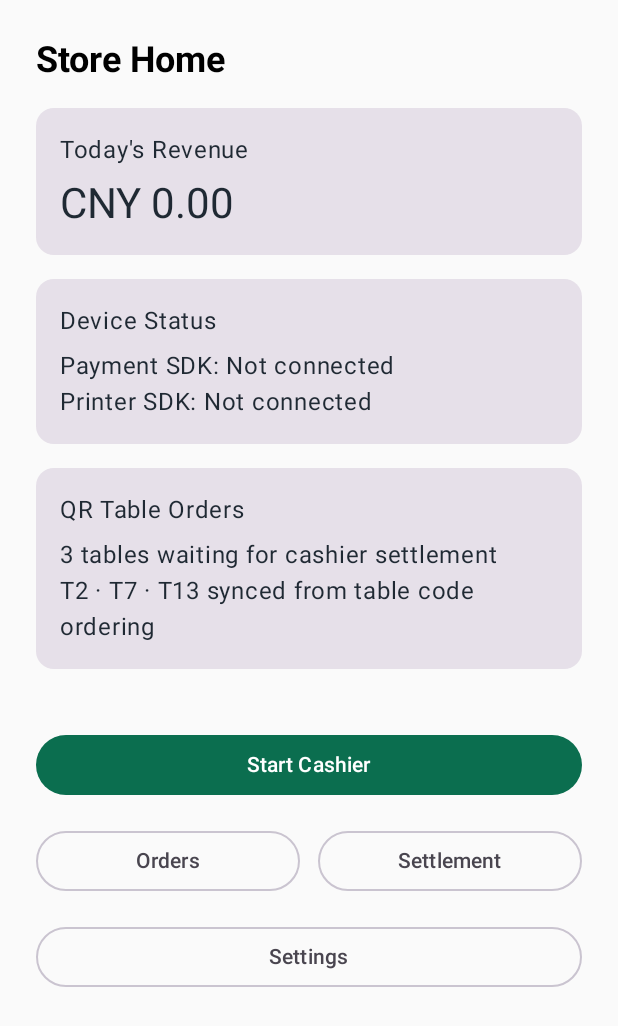
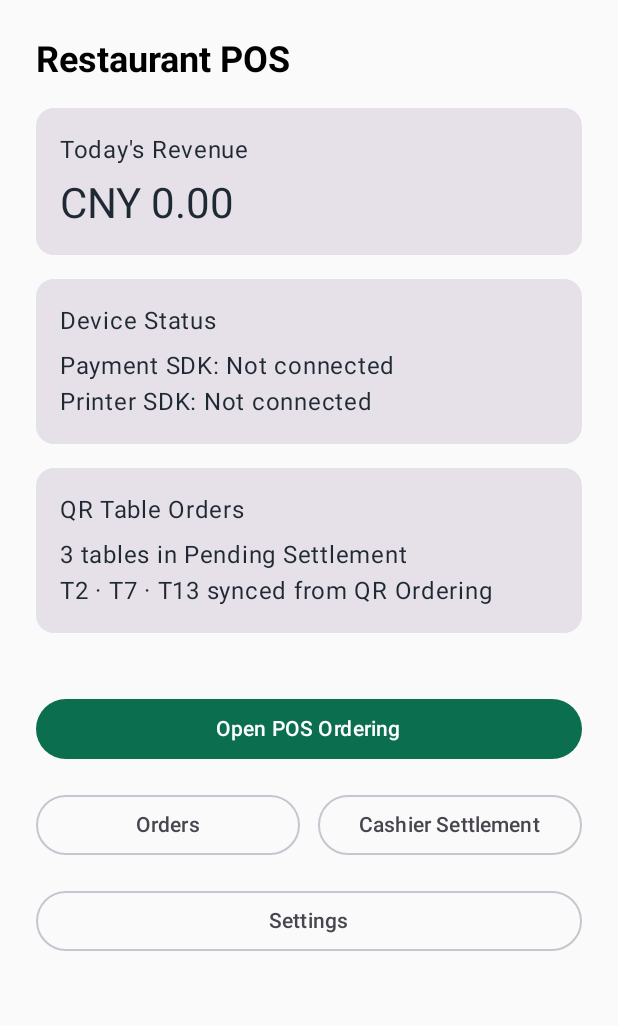
Before and after one commit to jeff0052/POS, an Android app built with Jetpack Compose: the HomeScreen screen opened through its navigation route, on a phone screen of 412 x 824 dp. Shown: the top 1026 px of the screen. Run offline under Robolectric (Android 15) with nearby library versions, the light colour scheme and no system bars; our stand-ins replace Dagger/Hilt's generated code.

Commit message:
docs: align native android cashier terminology

```diff
--- a/android-pos/app/src/main/java/com/developer/pos/ui/model/PaymentScenario.kt
+++ b/android-pos/app/src/main/java/com/developer/pos/ui/model/PaymentScenario.kt
@@ -23,7 +23,7 @@ data class PaymentScenario(
             promotionDiscountCents = 0L,
             payableAmountCents = payableAmountCents,
             giftItems = emptyList(),
-            headline = "Counter checkout"
+            headline = "Active table order ready for cashier settlement"
         )
 
         fun qrDemo(): PaymentScenario = PaymentScenario(
@@ -36,7 +36,7 @@ data class PaymentScenario(
             promotionDiscountCents = 200L,
             payableAmountCents = 9250L,
             giftItems = listOf("Peach Soda"),
-            headline = "QR table settlement"
+            headline = "QR table order ready for cashier settlement"
         )
     }
 }
--- a/android-pos/app/src/main/java/com/developer/pos/ui/screens/cashier/CashierScreen.kt
+++ b/android-pos/app/src/main/java/com/developer/pos/ui/screens/cashier/CashierScreen.kt
@@ -45,7 +45,7 @@ fun CashierScreen(
             horizontalArrangement = Arrangement.SpaceBetween
         ) {
             Text(
-                text = "Cashier",
+                text = "POS Ordering",
                 style = MaterialTheme.typography.headlineSmall,
                 fontWeight = FontWeight.Bold
             )
@@ -148,7 +148,7 @@ fun CashierScreen(
             modifier = Modifier.fillMaxWidth(),
             enabled = uiState.cartItems.isNotEmpty()
         ) {
-            Text("Proceed to Payment")
+            Text("Review Current Order")
         }
     }
 }
--- a/android-pos/app/src/main/java/com/developer/pos/ui/screens/home/HomeScreen.kt
+++ b/android-pos/app/src/main/java/com/developer/pos/ui/screens/home/HomeScreen.kt
@@ -32,7 +32,7 @@ fun HomeScreen(
         verticalArrangement = Arrangement.spacedBy(16.dp)
     ) {
         Text(
-            text = "Store Home",
+            text = "Restaurant POS",
             style = MaterialTheme.typography.headlineSmall,
             fontWeight = FontWeight.Bold
         )
@@ -55,8 +55,8 @@ fun HomeScreen(
             Column(modifier = Modifier.padding(16.dp)) {
                 Text("QR Table Orders")
                 Spacer(modifier = Modifier.height(6.dp))
-                Text("3 tables waiting for cashier settlement")
-                Text("T2 · T7 · T13 synced from table code ordering")
+                Text("3 tables in Pending Settlement")
+                Text("T2 · T7 · T13 synced from QR Ordering")
             }
         }
         Spacer(modifier = Modifier.height(8.dp))
@@ -64,7 +64,7 @@ fun HomeScreen(
             onClick = onStartCashier,
             modifier = Modifier.fillMaxWidth()
         ) {
-            Text("Start Cashier")
+            Text("Open POS Ordering")
         }
         Row(horizontalArrangement = Arrangement.spacedBy(12.dp)) {
             OutlinedButton(
@@ -77,7 +77,7 @@ fun HomeScreen(
                 onClick = onOpenSettlement,
                 modifier = Modifier.weight(1f)
             ) {
-                Text("Settlement")
+                Text("Cashier Settlement")
             }
         }
         OutlinedButton(
--- a/android-pos/app/src/main/java/com/developer/pos/ui/screens/orderdetail/OrderDetailScreen.kt
+++ b/android-pos/app/src/main/java/com/developer/pos/ui/screens/orderdetail/OrderDetailScreen.kt
@@ -34,7 +34,7 @@ fun OrderDetailScreen(
             modifier = Modifier.fillMaxWidth(),
             horizontalArrangement = Arrangement.SpaceBetween
         ) {
-            Text("Order Detail", style = MaterialTheme.typography.headlineSmall, fontWeight = FontWeight.Bold)
+            Text("Active Table Order", style = MaterialTheme.typography.headlineSmall, fontWeight = FontWeight.Bold)
             OutlinedButton(onClick = onBack) { Text("Back") }
         }
 
@@ -47,7 +47,7 @@ fun OrderDetailScreen(
                 Text("Status: PENDING_SETTLEMENT")
                 Text("Payment: UNPAID")
                 Text("Member: Lina Chen / Gold")
-                Text("Cashier Handoff: Ready for settlement")
+                Text("Cashier Settlement: Pending Settlement")
             }
         }
 
@@ -67,7 +67,7 @@ fun OrderDetailScreen(
 
         Row(horizontalArrangement = Arrangement.spacedBy(12.dp)) {
             Button(onClick = onProceedToPayment, modifier = Modifier.weight(1f)) {
-                Text("Checkout")
+                Text("Open Cashier Settlement")
             }
             OutlinedButton(onClick = onRefund, modifier = Modifier.weight(1f)) {
                 Text("Refund")
--- a/android-pos/app/src/main/java/com/developer/pos/ui/screens/orders/OrdersScreen.kt
+++ b/android-pos/app/src/main/java/com/developer/pos/ui/screens/orders/OrdersScreen.kt
@@ -42,7 +42,7 @@ fun OrdersScreen(
         OrderListItem("QR202603240019", "T2", "QR", "CNY 92.50", "PENDING_SETTLEMENT", "UNPAID", "18:42"),
         OrderListItem("QR202603240021", "T7", "QR", "CNY 71.00", "PENDING_SETTLEMENT", "UNPAID", "18:47"),
         OrderListItem("POS202603200001", "T4", "POS", "CNY 28.00", "PAID", "SDK_PAY", "09:21"),
-        OrderListItem("POS202603200002", "T8", "POS", "CNY 12.00", "PENDING", "CASH", "09:34"),
+        OrderListItem("POS202603200002", "T8", "POS", "CNY 12.00", "DRAFT", "CASH", "09:34"),
         OrderListItem("POS202603200003", "T1", "POS", "CNY 35.00", "REFUNDED", "SDK_PAY", "10:08")
     ).filter { keyword.value.isBlank() || it.orderNo.contains(keyword.value, ignoreCase = true) }
 
@@ -55,7 +55,7 @@ fun OrdersScreen(
             modifier = Modifier.fillMaxWidth(),
             horizontalArrangement = Arrangement.SpaceBetween
         ) {
-            Text("Orders", style = MaterialTheme.typography.headlineSmall, fontWeight = FontWeight.Bold)
+            Text("Active Orders", style = MaterialTheme.typography.headlineSmall, fontWeight = FontWeight.Bold)
             OutlinedButton(onClick = onBack) { Text("Back") }
         }
         Spacer(modifier = Modifier.height(16.dp))
--- a/android-pos/app/src/main/java/com/developer/pos/ui/screens/payment/PaymentConfirmScreen.kt
+++ b/android-pos/app/src/main/java/com/developer/pos/ui/screens/payment/PaymentConfirmScreen.kt
@@ -46,7 +46,7 @@ fun PaymentConfirmScreen(
             horizontalArrangement = Arrangement.SpaceBetween
         ) {
             Text(
-                text = if (scenario.source == "QR") "Cashier Settlement" else "Payment Confirm",
+                text = if (scenario.source == "QR") "Cashier Settlement" else "Order Review and Settlement",
                 style = MaterialTheme.typography.headlineSmall,
                 fontWeight = FontWeight.Bold
             )
@@ -76,7 +76,7 @@ fun PaymentConfirmScreen(
                     if (scenario.source == "QR") {
                         "Customer already submitted this table order. Cashier confirms discounts and collects payment at the register."
                     } else {
-                        "Counter order created by staff. Continue with standard POS payment collection."
+                        "Staff-created active table order. Review discounts and move this order into cashier settlement."
                     }
                 )
                 Text(
@@ -155,7 +155,7 @@ fun PaymentConfirmScreen(
             modifier = Modifier.fillMaxWidth(),
             enabled = uiState.cartItems.isNotEmpty() || scenario.source == "QR"
         ) {
-            Text(if (scenario.source == "QR") "Collect Payment at Cashier" else "Create Order and Start Payment")
+            Text(if (scenario.source == "QR") "Collect Payment at Cashier" else "Start Cashier Settlement")
         }
     }
 }
--- a/android-pos/app/src/main/java/com/developer/pos/ui/screens/payment/PaymentProcessingScreen.kt
+++ b/android-pos/app/src/main/java/com/developer/pos/ui/screens/payment/PaymentProcessingScreen.kt
@@ -44,7 +44,7 @@ fun PaymentProcessingScreen(
                 verticalArrangement = Arrangement.spacedBy(16.dp)
             ) {
                 CircularProgressIndicator()
-                Text("Processing Payment", style = MaterialTheme.typography.headlineSmall, fontWeight = FontWeight.Bold)
+                Text("Processing Cashier Settlement", style = MaterialTheme.typography.headlineSmall, fontWeight = FontWeight.Bold)
                 Text("Order No: ${uiState.currentOrderNo}")
                 Text("Payment Method: ${uiState.selectedPaymentMethod}")
                 Text("Amount: CNY %.2f".format(uiState.payableAmountCents / 100.0))
--- a/android-pos/app/src/main/java/com/developer/pos/ui/screens/payment/PaymentSuccessScreen.kt
+++ b/android-pos/app/src/main/java/com/developer/pos/ui/screens/payment/PaymentSuccessScreen.kt
@@ -39,7 +39,7 @@ fun PaymentSuccessScreen(
                 verticalArrangement = Arrangement.spacedBy(10.dp)
             ) {
                 Text(
-                    if (scenario.source == "QR") "Cashier Settlement Complete" else "Payment Success",
+                    "Payment Completed",
                     style = MaterialTheme.typography.headlineSmall,
                     fontWeight = FontWeight.Bold
                 )
@@ -62,7 +62,7 @@ fun PaymentSuccessScreen(
                     if (scenario.source == "QR") {
                         "This QR table order has been settled by cashier. Receipt printing will be wired after printer SDK integration."
                     } else {
-                        "Receipt: auto print will be wired after printer SDK integration"
+                        "This active table order has been settled. Receipt printing will be wired after printer SDK integration."
                     }
                 )
             }
--- a/android-pos/app/src/main/java/com/developer/pos/ui/screens/settings/SettingsScreen.kt
+++ b/android-pos/app/src/main/java/com/developer/pos/ui/screens/settings/SettingsScreen.kt
@@ -32,14 +32,14 @@ fun SettingsScreen(
             modifier = Modifier.fillMaxWidth(),
             horizontalArrangement = Arrangement.SpaceBetween
         ) {
-            Text("Settings", style = MaterialTheme.typography.headlineSmall, fontWeight = FontWeight.Bold)
+            Text("Restaurant POS Settings", style = MaterialTheme.typography.headlineSmall, fontWeight = FontWeight.Bold)
             OutlinedButton(onClick = onBack) { Text("Back") }
         }
 
         Card(modifier = Modifier.fillMaxWidth()) {
             Column(modifier = Modifier.padding(16.dp), verticalArrangement = Arrangement.spacedBy(8.dp)) {
-                Text("Store", style = MaterialTheme.typography.titleMedium)
-                Text("Developer POS Demo Store")
+                Text("Restaurant", style = MaterialTheme.typography.titleMedium)
+                Text("Developer POS Demo Restaurant")
                 Text("Cashier: Amy")
                 Text("Version: 1.0.0")
             }
```
Also changed, not shown: android-pos/app/src/main/java/com/developer/pos/ui/screens/payment/PaymentFailureScreen.kt (+4 -4 lines), android-pos/app/src/main/java/com/developer/pos/ui/screens/settlement/SettlementScreen.kt (+6 -6 lines).
